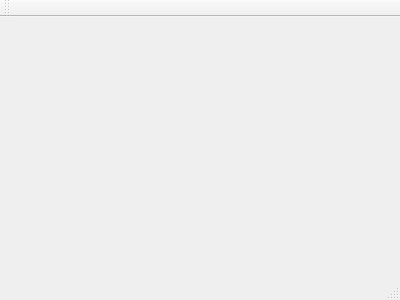
This is mainwindow.ui in david715432279/CvsExport as Qt 5 draws it before an edit. The edited form follows.
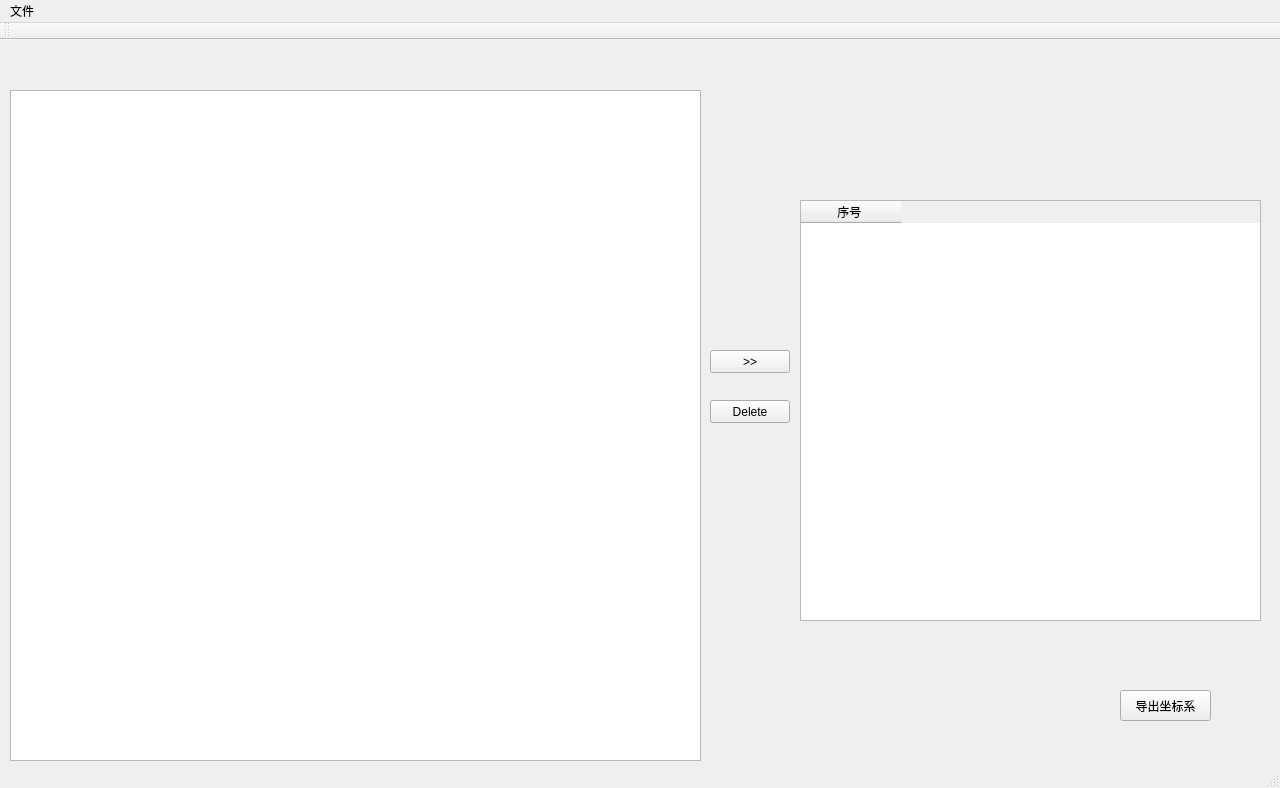
This is the edited form.

Commit message: 完成了对于csv文件的解析,接下来将会完成针对这个文件的导入工作s

Patch:
```diff
--- a/mainwindow.ui
+++ b/mainwindow.ui
@@ -1,24 +1,146 @@
 <ui version="4.0">
  <class>MainWindow</class>
- <widget class="QMainWindow" name="MainWindow" >
-  <property name="geometry" >
+ <widget class="QMainWindow" name="MainWindow">
+  <property name="geometry">
    <rect>
     <x>0</x>
     <y>0</y>
-    <width>400</width>
-    <height>300</height>
+    <width>1280</width>
+    <height>788</height>
    </rect>
   </property>
   <property name="windowTitle" >
    <string>MainWindow</string>
   </property>
-  <widget class="QMenuBar" name="menuBar" />
-  <widget class="QToolBar" name="mainToolBar" />
-  <widget class="QWidget" name="centralWidget" />
-  <widget class="QStatusBar" name="statusBar" />
+  <widget class="QWidget" name="centralWidget">
+   <widget class="QTableWidget" name="twidget_oripcb">
+    <property name="geometry">
+     <rect>
+      <x>10</x>
+      <y>50</y>
+      <width>691</width>
+      <height>671</height>
+     </rect>
+    </property>
+    <property name="layoutDirection">
+     <enum>Qt::LeftToRight</enum>
+    </property>
+    <property name="wordWrap">
+     <bool>false</bool>
+    </property>
+    <attribute name="horizontalHeaderCascadingSectionResizes">
+     <bool>false</bool>
+    </attribute>
+    <attribute name="horizontalHeaderDefaultSectionSize">
+     <number>80</number>
+    </attribute>
+    <attribute name="horizontalHeaderHighlightSections">
+     <bool>false</bool>
+    </attribute>
+    <attribute name="horizontalHeaderMinimumSectionSize">
+     <number>50</number>
+    </attribute>
+   </widget>
+   <widget class="QTableWidget" name="twidget_robotpcb">
+    <property name="geometry">
+     <rect>
+      <x>800</x>
+      <y>160</y>
+      <width>461</width>
+      <height>421</height>
+     </rect>
+    </property>
+    <property name="layoutDirection">
+     <enum>Qt::LeftToRight</enum>
+    </property>
+    <property name="wordWrap">
+     <bool>false</bool>
+    </property>
+    <column>
+     <property name="text">
+      <string>序号 </string>
+     </property>
+    </column>
+   </widget>
+   <widget class="QPushButton" name="pushButton">
+    <property name="geometry">
+     <rect>
+      <x>710</x>
+      <y>310</y>
+      <width>80</width>
+      <height>23</height>
+     </rect>
+    </property>
+    <property name="text">
+     <string>&gt;&gt;</string>
+    </property>
+   </widget>
+   <widget class="QPushButton" name="pushButton_2">
+    <property name="geometry">
+     <rect>
+      <x>710</x>
+      <y>360</y>
+      <width>80</width>
+      <height>23</height>
+     </rect>
+    </property>
+    <property name="text">
+     <string>Delete</string>
+    </property>
+   </widget>
+   <widget class="QPushButton" name="pushButton_3">
+    <property name="geometry">
+     <rect>
+      <x>1120</x>
+      <y>650</y>
+      <width>91</width>
+      <height>31</height>
+     </rect>
+    </property>
+    <property name="text">
+     <string>导出坐标系</string>
+    </property>
+   </widget>
+  </widget>
+  <widget class="QMenuBar" name="menuBar">
+   <property name="geometry">
+    <rect>
+     <x>0</x>
+     <y>0</y>
+     <width>1280</width>
+     <height>20</height>
+    </rect>
+   </property>
+   <widget class="QMenu" name="menuOpen">
+    <property name="title">
+     <string>文件</string>
+    </property>
+    <addaction name="openfile"/>
+   </widget>
+   <addaction name="menuOpen"/>
+  </widget>
+  <widget class="QStatusBar" name="statusBar"/>
+  <widget class="QToolBar" name="toolBar">
+   <property name="windowTitle">
+    <string>toolBar</string>
+   </property>
+   <attribute name="toolBarArea">
+    <enum>TopToolBarArea</enum>
+   </attribute>
+   <attribute name="toolBarBreak">
+    <bool>false</bool>
+   </attribute>
+  </widget>
+  <action name="openfile">
+   <property name="checkable">
+    <bool>false</bool>
+   </property>
+   <property name="text">
+    <string>打开</string>
+   </property>
+  </action>
  </widget>
- <layoutDefault spacing="6" margin="11" />
- <pixmapfunction></pixmapfunction>
+ <layoutdefault spacing="6" margin="11"/>
  <resources/>
  <connections/>
 </ui>
```
Left out of the diff: 3 changed lines with no effect on the pictures. The commit also changes 5 other files.
